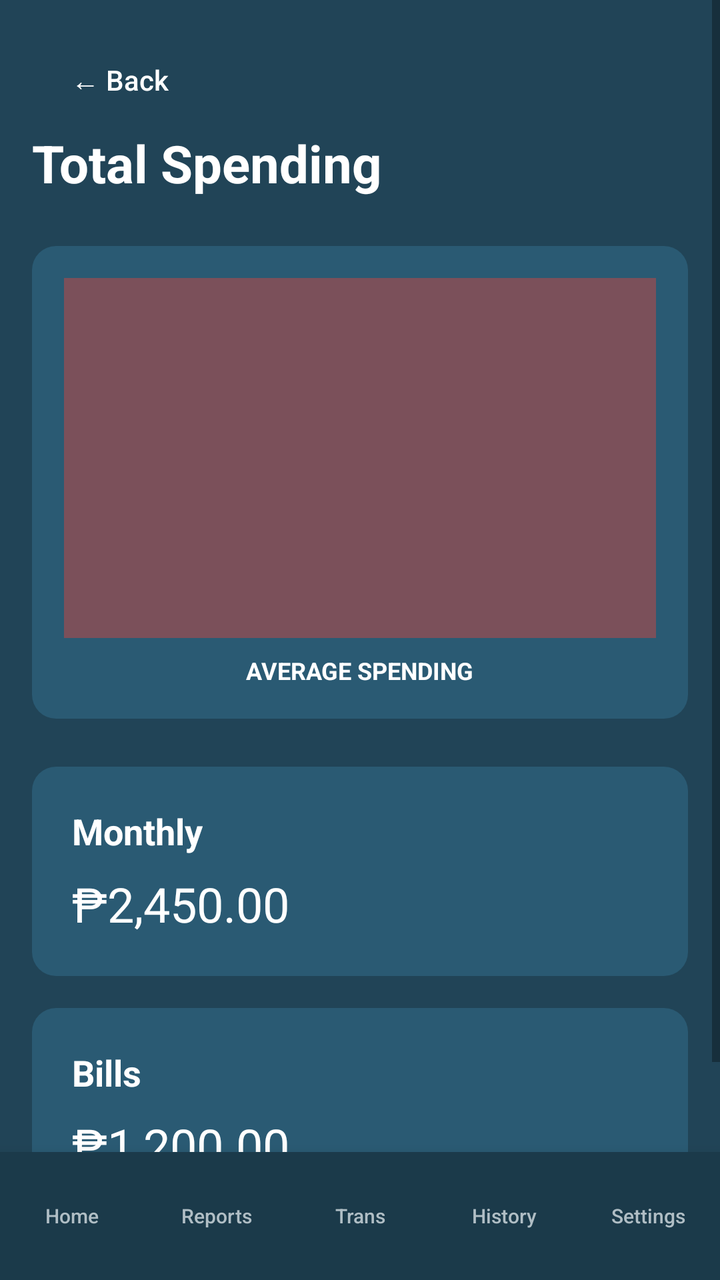
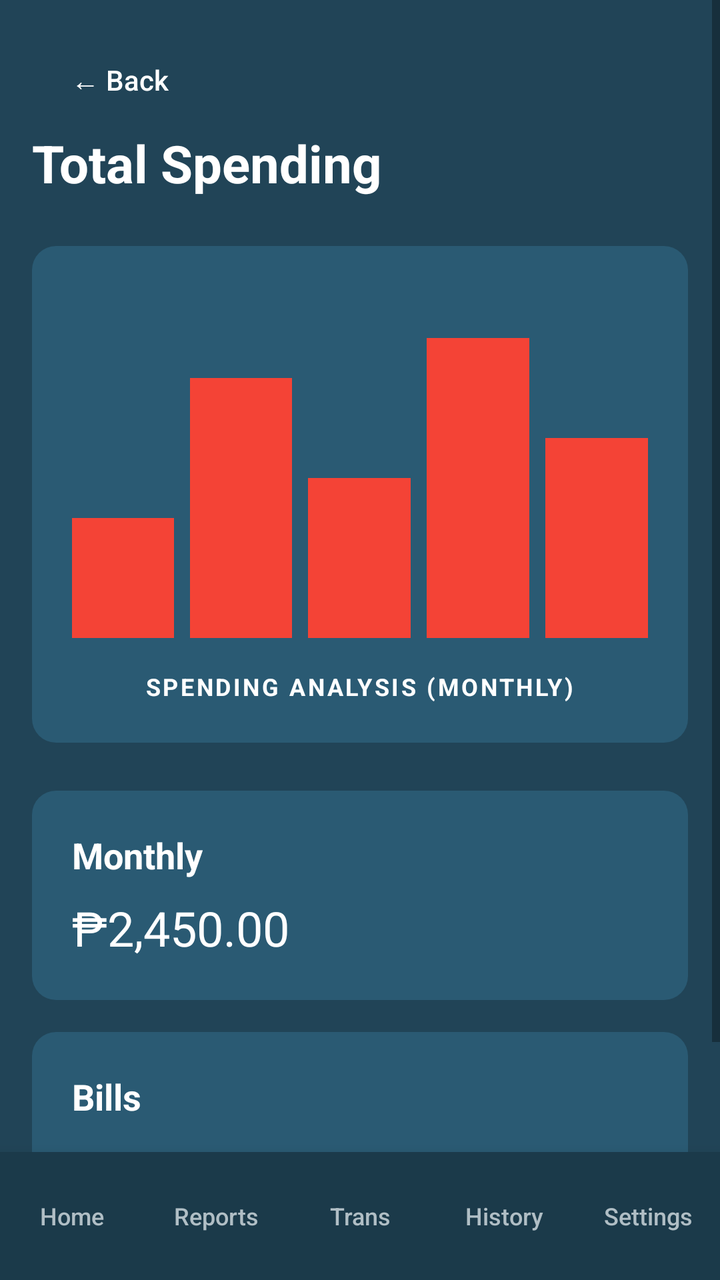

Compare the two renders of this Android layout. The source of the first and the diff that turns it into the second are given below.
<!-- AndroidManifest.xml: application theme Theme.CashGuard -->
<!-- res/layout/activity_total_spending.xml -->
<?xml version="1.0" encoding="utf-8"?>
<LinearLayout xmlns:android="http://schemas.android.com/apk/res/android"
    android:layout_width="match_parent"
    android:layout_height="match_parent"
    android:background="#214457"
    android:orientation="vertical">

    <ScrollView
        android:layout_width="match_parent"
        android:layout_height="0dp"
        android:layout_weight="1">

        <LinearLayout
            android:layout_width="match_parent"
            android:layout_height="wrap_content"
            android:orientation="vertical"
            android:padding="16dp">

            <Button
                android:id="@+id/btnSpendingBack"
                android:layout_width="wrap_content"
                android:layout_height="wrap_content"
                android:text="← Back"
                android:textColor="#FFFFFF"
                android:background="@android:color/transparent"
                android:textAllCaps="false"
                android:padding="0dp"
                style="?android:attr/borderlessButtonStyle"/>

            <TextView
                android:layout_width="wrap_content"
                android:layout_height="wrap_content"
                android:text="Total Spending"
                android:textColor="#FFFFFF"
                android:textSize="26sp"
                android:textStyle="bold"
                android:layout_marginBottom="24dp"/>

            
            <LinearLayout
                android:layout_width="match_parent"
                android:layout_height="wrap_content"
                android:background="@drawable/bg_rounded_card"
                android:padding="16dp"
                android:orientation="vertical"
                android:layout_marginBottom="24dp">

                <View
                    android:layout_width="match_parent"
                    android:layout_height="180dp"
                    android:background="#F44336"
                    android:alpha="0.4"/>

                <LinearLayout
                    android:layout_width="match_parent"
                    android:layout_height="wrap_content"
                    android:orientation="horizontal"
                    android:gravity="center"
                    android:layout_marginTop="8dp">
                    <TextView android:layout_width="wrap_content" android:layout_height="wrap_content" android:text="AVERAGE SPENDING" android:textColor="#FFFFFF" android:textSize="12sp" android:textStyle="bold"/>
                </LinearLayout>
            </LinearLayout>

            
            <LinearLayout
                android:layout_width="match_parent"
                android:layout_height="wrap_content"
                android:orientation="vertical">

                <LinearLayout
                    android:layout_width="match_parent"
                    android:layout_height="wrap_content"
                    android:background="@drawable/bg_rounded_card"
                    android:padding="20dp"
                    android:layout_marginBottom="16dp"
                    android:orientation="vertical">
                    <TextView android:layout_width="wrap_content" android:layout_height="wrap_content" android:text="Monthly" android:textColor="#FFFFFF" android:textSize="18sp" android:textStyle="bold"/>
                    <TextView android:layout_width="wrap_content" android:layout_height="wrap_content" android:text="₱2,450.00" android:textColor="#FFFFFF" android:textSize="24sp" android:layout_marginTop="8dp"/>
                </LinearLayout>

                <LinearLayout
                    android:layout_width="match_parent"
                    android:layout_height="wrap_content"
                    android:background="@drawable/bg_rounded_card"
                    android:padding="20dp"
                    android:orientation="vertical">
                    <TextView android:layout_width="wrap_content" android:layout_height="wrap_content" android:text="Bills" android:textColor="#FFFFFF" android:textSize="18sp" android:textStyle="bold"/>
                    <TextView android:layout_width="wrap_content" android:layout_height="wrap_content" android:text="₱1,200.00" android:textColor="#FFFFFF" android:textSize="24sp" android:layout_marginTop="8dp"/>
                </LinearLayout>

            </LinearLayout>

        </LinearLayout>
    </ScrollView>

    <include layout="@layout/layout_bottom_nav"/>

</LinearLayout>
<!-- res/layout/layout_bottom_nav.xml (included above) -->
<?xml version="1.0" encoding="utf-8"?>
<LinearLayout xmlns:android="http://schemas.android.com/apk/res/android"
    android:layout_width="match_parent"
    android:layout_height="wrap_content"
    android:background="#1B3A4A"
    android:orientation="horizontal"
    android:paddingTop="8dp"
    android:paddingBottom="8dp"
    android:elevation="12dp">

    <Button
        android:id="@+id/btnNavHome"
        android:layout_width="0dp"
        android:layout_height="wrap_content"
        android:layout_weight="1"
        android:text="Home"
        android:textSize="10sp"
        android:background="@android:color/transparent"
        android:textColor="@color/text_hint"
        android:textAllCaps="false"
        style="?android:attr/borderlessButtonStyle"/>

    <Button
        android:id="@+id/btnNavReports"
        android:layout_width="0dp"
        android:layout_height="wrap_content"
        android:layout_weight="1"
        android:text="Reports"
        android:textSize="10sp"
        android:background="@android:color/transparent"
        android:textColor="@color/text_hint"
        android:textAllCaps="false"
        style="?android:attr/borderlessButtonStyle"/>

    <Button
        android:id="@+id/btnNavTransactions"
        android:layout_width="0dp"
        android:layout_height="wrap_content"
        android:layout_weight="1"
        android:text="Trans"
        android:textSize="10sp"
        android:background="@android:color/transparent"
        android:textColor="@color/text_hint"
        android:textAllCaps="false"
        style="?android:attr/borderlessButtonStyle"/>

    <Button
        android:id="@+id/btnNavHistory"
        android:layout_width="0dp"
        android:layout_height="wrap_content"
        android:layout_weight="1"
        android:text="History"
        android:textSize="10sp"
        android:background="@android:color/transparent"
        android:textColor="@color/text_hint"
        android:textAllCaps="false"
        style="?android:attr/borderlessButtonStyle"/>

    <Button
        android:id="@+id/btnNavSettings"
        android:layout_width="0dp"
        android:layout_height="wrap_content"
        android:layout_weight="1"
        android:text="Settings"
        android:textSize="10sp"
        android:background="@android:color/transparent"
        android:textColor="@color/text_hint"
        android:textAllCaps="false"
        style="?android:attr/borderlessButtonStyle"/>
</LinearLayout>
<!-- resources referenced by this layout -->
<resources>
  <color name="text_hint">#B0BEC5</color>
  <!-- drawable bg_rounded_card (drawable) -->
  <?xml version="1.0" encoding="utf-8"?>
  <shape xmlns:android="http://schemas.android.com/apk/res/android">
      <solid android:color="#2A5A73" />
      <corners android:radius="12dp" />
  </shape>
  <style name="Theme.CashGuard" parent="Theme.AppCompat.DayNight.NoActionBar">
          
          <item name="colorPrimary">@color/dark_teal</item>
          <item name="colorPrimaryDark">@color/black</item>
          <item name="colorAccent">@color/accent_green</item>
  
          
          <item name="android:windowBackground">@color/dark_teal</item>
          <item name="android:statusBarColor">@color/dark_teal</item>
      </style>
  <color name="dark_teal">#214457</color>
  <color name="black">#000000</color>
  <color name="accent_green">#26AC65</color>
</resources>

<!-- the commit's change to res/layout/activity_total_spending.xml (unified diff, before → after) -->
@@ -28,6 +28,7 @@
                 style="?android:attr/borderlessButtonStyle"/>
 
             <TextView
+                android:id="@+id/tvTotalSpendingHeader"
                 android:layout_width="wrap_content"
                 android:layout_height="wrap_content"
                 android:text="Total Spending"
@@ -41,23 +42,32 @@
                 android:layout_width="match_parent"
                 android:layout_height="wrap_content"
                 android:background="@drawable/bg_rounded_card"
-                android:padding="16dp"
+                android:padding="20dp"
                 android:orientation="vertical"
                 android:layout_marginBottom="24dp">
 
-                <View
+                <LinearLayout
                     android:layout_width="match_parent"
                     android:layout_height="180dp"
-                    android:background="#F44336"
-                    android:alpha="0.4"/>
+                    android:orientation="horizontal"
+                    android:gravity="bottom"
+                    android:paddingBottom="4dp">
+
+                    <View android:id="@+id/barSpending1" android:layout_width="0dp" android:layout_height="60dp" android:layout_weight="1" android:layout_marginEnd="8dp" android:background="@color/error_red"/>
+                    <View android:id="@+id/barSpending2" android:layout_width="0dp" android:layout_height="130dp" android:layout_weight="1" android:layout_marginEnd="8dp" android:background="@color/error_red"/>
+                    <View android:id="@+id/barSpending3" android:layout_width="0dp" android:layout_height="80dp" android:layout_weight="1" android:layout_marginEnd="8dp" android:background="@color/error_red"/>
+                    <View android:id="@+id/barSpending4" android:layout_width="0dp" android:layout_height="150dp" android:layout_weight="1" android:layout_marginEnd="8dp" android:background="@color/error_red"/>
+                    <View android:id="@+id/barSpending5" android:layout_width="0dp" android:layout_height="100dp" android:layout_weight="1" android:background="@color/error_red"/>
+
+                </LinearLayout>
 
                 <LinearLayout
                     android:layout_width="match_parent"
                     android:layout_height="wrap_content"
                     android:orientation="horizontal"
                     android:gravity="center"
-                    android:layout_marginTop="8dp">
-                    <TextView android:layout_width="wrap_content" android:layout_height="wrap_content" android:text="AVERAGE SPENDING" android:textColor="#FFFFFF" android:textSize="12sp" android:textStyle="bold"/>
+                    android:layout_marginTop="12dp">
+                    <TextView android:layout_width="wrap_content" android:layout_height="wrap_content" android:text="SPENDING ANALYSIS (MONTHLY)" android:textColor="#FFFFFF" android:textSize="12sp" android:textStyle="bold" android:letterSpacing="0.1"/>
                 </LinearLayout>
             </LinearLayout>
 
@@ -75,7 +85,14 @@
                     android:layout_marginBottom="16dp"
                     android:orientation="vertical">
                     <TextView android:layout_width="wrap_content" android:layout_height="wrap_content" android:text="Monthly" android:textColor="#FFFFFF" android:textSize="18sp" android:textStyle="bold"/>
-                    <TextView android:layout_width="wrap_content" android:layout_height="wrap_content" android:text="₱2,450.00" android:textColor="#FFFFFF" android:textSize="24sp" android:layout_marginTop="8dp"/>
+                    <TextView
+                        android:id="@+id/tvMonthlySpendingValue"
+                        android:layout_width="wrap_content"
+                        android:layout_height="wrap_content"
+                        android:text="₱2,450.00"
+                        android:textColor="#FFFFFF"
+                        android:textSize="24sp"
+                        android:layout_marginTop="8dp"/>
                 </LinearLayout>
 
                 <LinearLayout
@@ -113,7 +130,7 @@
         android:layout_height="wrap_content"
         android:layout_weight="1"
         android:text="Home"
-        android:textSize="10sp"
+        android:textSize="12sp"
         android:background="@android:color/transparent"
         android:textColor="@color/text_hint"
         android:textAllCaps="false"
@@ -125,7 +142,7 @@
         android:layout_height="wrap_content"
         android:layout_weight="1"
         android:text="Reports"
-        android:textSize="10sp"
+        android:textSize="12sp"
         android:background="@android:color/transparent"
         android:textColor="@color/text_hint"
         android:textAllCaps="false"
@@ -137,7 +154,7 @@
         android:layout_height="wrap_content"
         android:layout_weight="1"
         android:text="Trans"
-        android:textSize="10sp"
+        android:textSize="12sp"
         android:background="@android:color/transparent"
         android:textColor="@color/text_hint"
         android:textAllCaps="false"
@@ -149,7 +166,7 @@
         android:layout_height="wrap_content"
         android:layout_weight="1"
         android:text="History"
-        android:textSize="10sp"
+        android:textSize="12sp"
         android:background="@android:color/transparent"
         android:textColor="@color/text_hint"
         android:textAllCaps="false"
@@ -161,7 +178,7 @@
         android:layout_height="wrap_content"
         android:layout_weight="1"
         android:text="Settings"
-        android:textSize="10sp"
+        android:textSize="12sp"
         android:background="@android:color/transparent"
         android:textColor="@color/text_hint"
         android:textAllCaps="false"
<!-- resource entries referenced after the edit -->
@@ -1,5 +1,6 @@
 <!-- resources referenced by this layout -->
 <resources>
+  <color name="error_red">#F44336</color>
   <color name="text_hint">#B0BEC5</color>
   <!-- drawable bg_rounded_card (drawable) -->
   <?xml version="1.0" encoding="utf-8"?>
